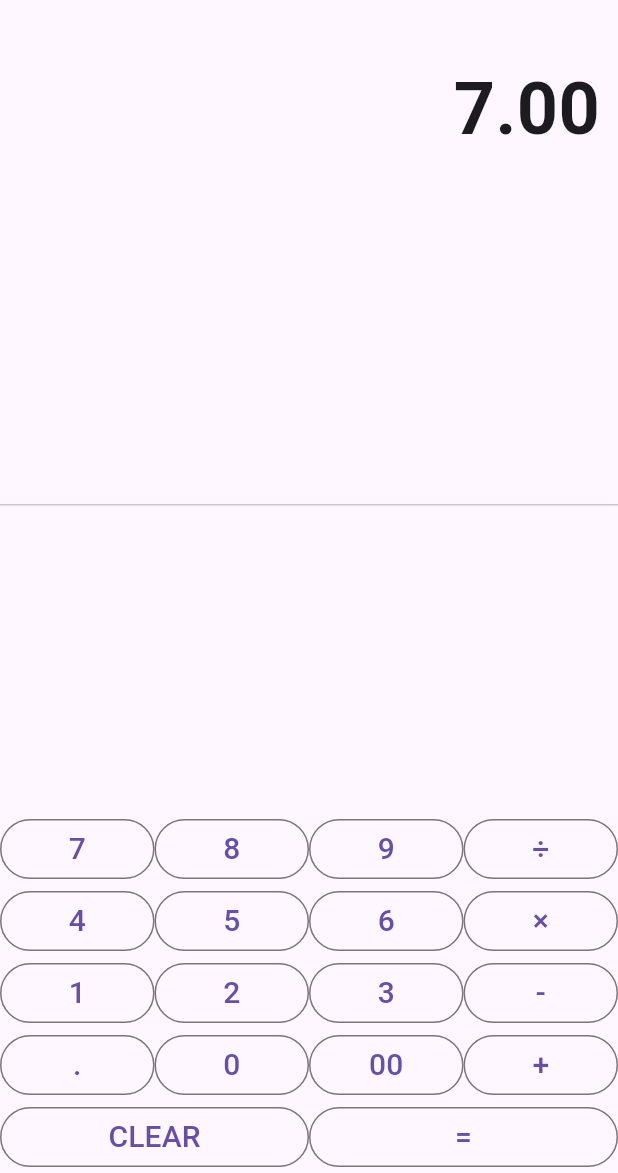
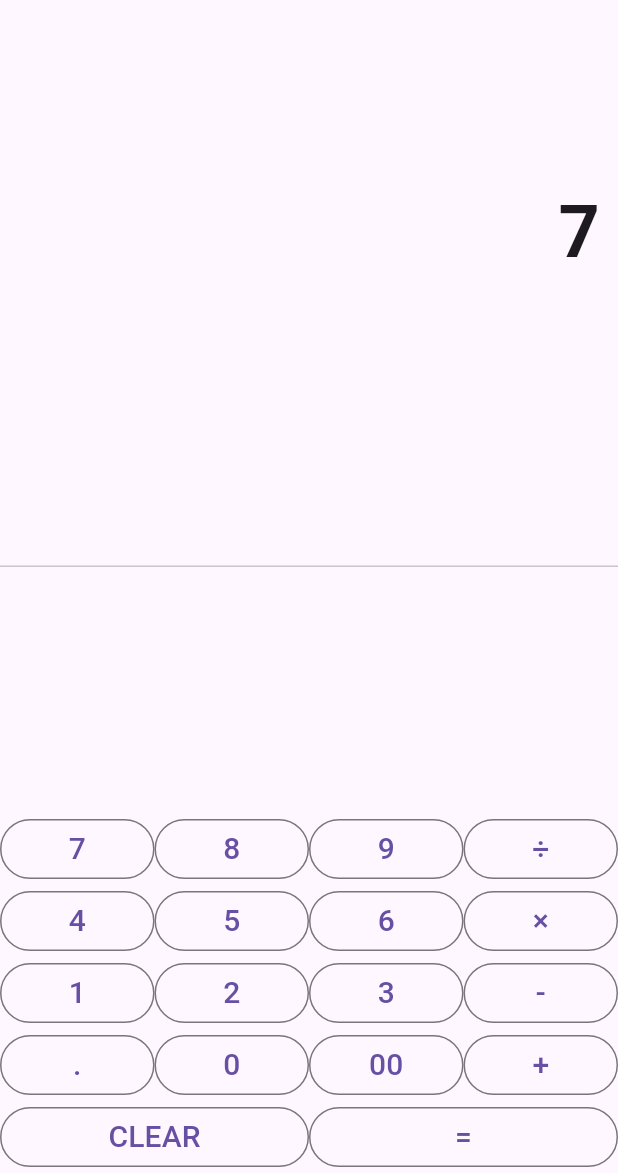
Before and after one commit to raffzhm/calculator_app, a Flutter app: the screen it shows after launch, after a tap on an icon or button, on a phone screen of 412 x 824 dp, the part 63-1236 px from its top. Run offline on Flutter 3.47's test engine with Material 3 defaults, Android fonts, the phone set to English and light mode, and no system bars.

Commit message:
misusing of integers

```diff
--- a/lib/main.dart
+++ b/lib/main.dart
@@ -23,6 +23,7 @@ class Kalkulator extends StatefulWidget {
 class _KalkulatorState extends State<Kalkulator> {
   String output = "0";
   String _output = "0";
+  String inputHistory = "";
   double num1 = 0;
   double num2 = 0;
   String operand = "";
@@ -30,6 +31,7 @@ class _KalkulatorState extends State<Kalkulator> {
   buttonPressed(String buttonText) {
     if (buttonText == "CLEAR") {
       _output = "0";
+      inputHistory = "";
       num1 = 0;
       num2 = 0;
       operand = "";
@@ -39,6 +41,7 @@ class _KalkulatorState extends State<Kalkulator> {
         buttonText == "÷") {
       num1 = double.parse(output);
       operand = buttonText;
+      inputHistory += "$output $operand ";
       _output = "0";
     } else if (buttonText == ".") {
       if (_output.contains(".")) {
@@ -48,6 +51,7 @@ class _KalkulatorState extends State<Kalkulator> {
       }
     } else if (buttonText == "=") {
       num2 = double.parse(output);
+      inputHistory += "$output = ";
       if (operand == "+") {
         _output = (num1 + num2).toString();
       } else if (operand == "-") {
@@ -57,6 +61,8 @@ class _KalkulatorState extends State<Kalkulator> {
       } else if (operand == "÷") {
         _output = (num1 / num2).toString();
       }
+
+      inputHistory += _output;
       num1 = 0;
       num2 = 0;
       operand = "";
@@ -65,7 +71,12 @@ class _KalkulatorState extends State<Kalkulator> {
     }
 
     setState(() {
-      output = double.parse(_output).toStringAsFixed(2);
+      // Cek apakah hasilnya bilangan bulat atau desimal
+      if (_output.contains(".") && double.parse(_output) % 1 != 0) {
+        output = double.parse(_output).toStringAsFixed(2);
+      } else {
+        output = double.parse(_output).toStringAsFixed(0);
+      }
     });
   }
 
@@ -85,6 +96,14 @@ class _KalkulatorState extends State<Kalkulator> {
   Widget build(BuildContext context) {
     return Column(
       children: <Widget>[
+        Container(
+          alignment: Alignment.centerRight,
+          padding: EdgeInsets.symmetric(vertical: 24, horizontal: 12),
+          child: Text(
+            inputHistory,
+            style: TextStyle(fontSize: 24, fontWeight: FontWeight.bold),
+          ),
+        ),
         Container(
           alignment: Alignment.centerRight,
           padding: EdgeInsets.symmetric(vertical: 24, horizontal: 12),
```
